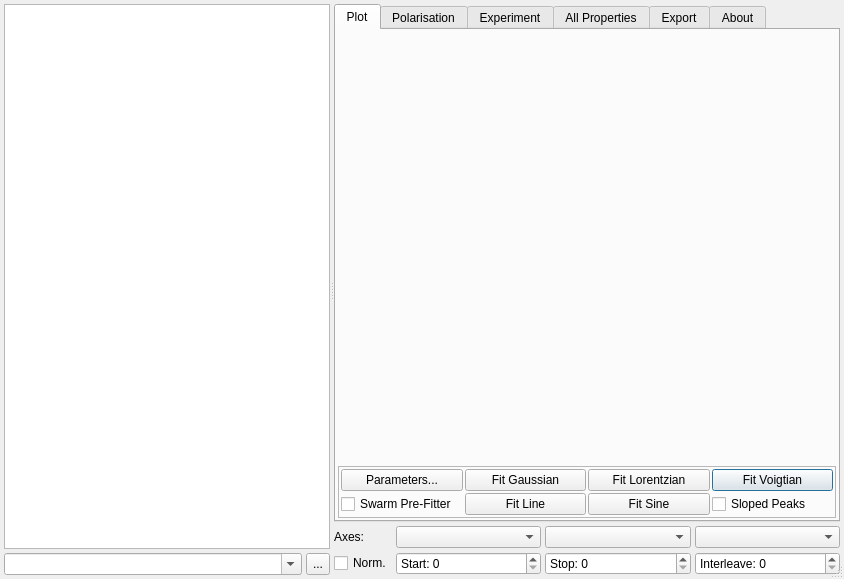
Above: ui/scanviewer.ui from t-weber/takin before the change. Below: the same form after it.
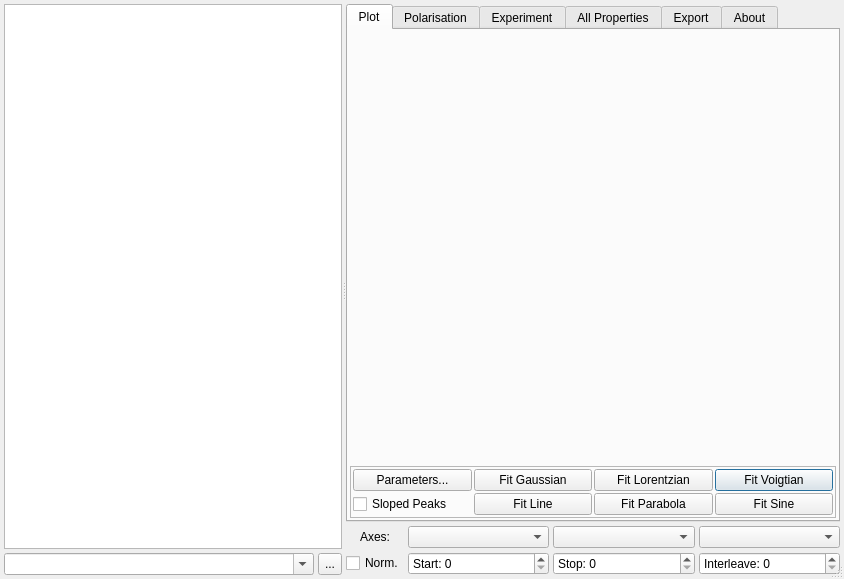
That is the form after the change. Custom widgets are drawn as their Qt base class.

Commit message: added parabolic fitting

Diff of the .ui file:
```diff
--- a/ui/scanviewer.ui
+++ b/ui/scanviewer.ui
@@ -176,24 +176,7 @@
                 </property>
                </widget>
               </item>
-              <item row="1" column="2">
-               <widget class="QPushButton" name="btnSine">
-                <property name="text">
-                 <string>Fit Sine</string>
-                </property>
-               </widget>
-              </item>
               <item row="1" column="0">
-               <widget class="QCheckBox" name="checkSwarm">
-                <property name="toolTip">
-                 <string>Uses a swarming algorithm as pre-fitter.</string>
-                </property>
-                <property name="text">
-                 <string>Swarm Pre-Fitter</string>
-                </property>
-               </widget>
-              </item>
-              <item row="1" column="3">
                <widget class="QCheckBox" name="checkSloped">
                 <property name="toolTip">
                  <string>Adds a sloping background to the Gaussian, Lorentzian and Voigtian peaks.</string>
@@ -203,6 +186,26 @@
                 </property>
                </widget>
               </item>
+              <item row="1" column="3">
+               <widget class="QPushButton" name="btnSine">
+                <property name="toolTip">
+                 <string>&lt;html&gt;&lt;head/&gt;&lt;body&gt;&lt;p&gt;Fits:&lt;br/&gt;&lt;span style=&quot; font-weight:600;&quot;&gt;y = amp * sin(freq*x + phase) + offs&lt;/span&gt;&lt;br/&gt;&lt;span style=&quot; font-style:italic;&quot;&gt;[ + slope*x ]&lt;/span&gt;&lt;/p&gt;&lt;/body&gt;&lt;/html&gt;</string>
+                </property>
+                <property name="text">
+                 <string>Fit Sine</string>
+                </property>
+               </widget>
+              </item>
+              <item row="1" column="2">
+               <widget class="QPushButton" name="btnParabola">
+                <property name="toolTip">
+                 <string>&lt;html&gt;&lt;head/&gt;&lt;body&gt;&lt;p&gt;Fits:&lt;br/&gt;&lt;span style=&quot; font-weight:600;&quot;&gt;y = amp*(x-x&lt;/span&gt;&lt;span style=&quot; font-weight:600; vertical-align:sub;&quot;&gt;mean&lt;/span&gt;&lt;span style=&quot; font-weight:600;&quot;&gt;)&lt;/span&gt;&lt;span style=&quot; font-weight:600; vertical-align:super;&quot;&gt;2&lt;/span&gt;&lt;span style=&quot; font-weight:600;&quot;&gt; + offs&lt;br/&gt;&lt;/span&gt;&lt;span style=&quot; font-style:italic;&quot;&gt;[ + (x-x&lt;/span&gt;&lt;span style=&quot; font-style:italic; vertical-align:sub;&quot;&gt;mean&lt;/span&gt;&lt;span style=&quot; font-style:italic;&quot;&gt;)*slope ]&lt;/span&gt;&lt;/p&gt;&lt;/body&gt;&lt;/html&gt;</string>
+                </property>
+                <property name="text">
+                 <string>Fit Parabola</string>
+                </property>
+               </widget>
+              </item>
              </layout>
             </widget>
            </item>
@@ -889,19 +892,6 @@
          </widget>
         </widget>
        </item>
-       <item row="1" column="0">
-        <widget class="QLabel" name="label">
-         <property name="sizePolicy">
-          <sizepolicy hsizetype="Fixed" vsizetype="Preferred">
-           <horstretch>0</horstretch>
-           <verstretch>0</verstretch>
-          </sizepolicy>
-         </property>
-         <property name="text">
-          <string>Axes:</string>
-         </property>
-        </widget>
-       </item>
        <item row="1" column="1">
         <widget class="QComboBox" name="comboX">
          <property name="sizePolicy">
@@ -1008,6 +998,16 @@
          </property>
         </widget>
        </item>
+       <item row="1" column="0">
+        <widget class="QLabel" name="label">
+         <property name="text">
+          <string>Axes:</string>
+         </property>
+         <property name="alignment">
+          <set>Qt::AlignCenter</set>
+         </property>
+        </widget>
+       </item>
       </layout>
      </widget>
     </widget>
```
Left out of the diff: 27 changed lines with no effect on the pictures. The commit also changes 2 other files.
